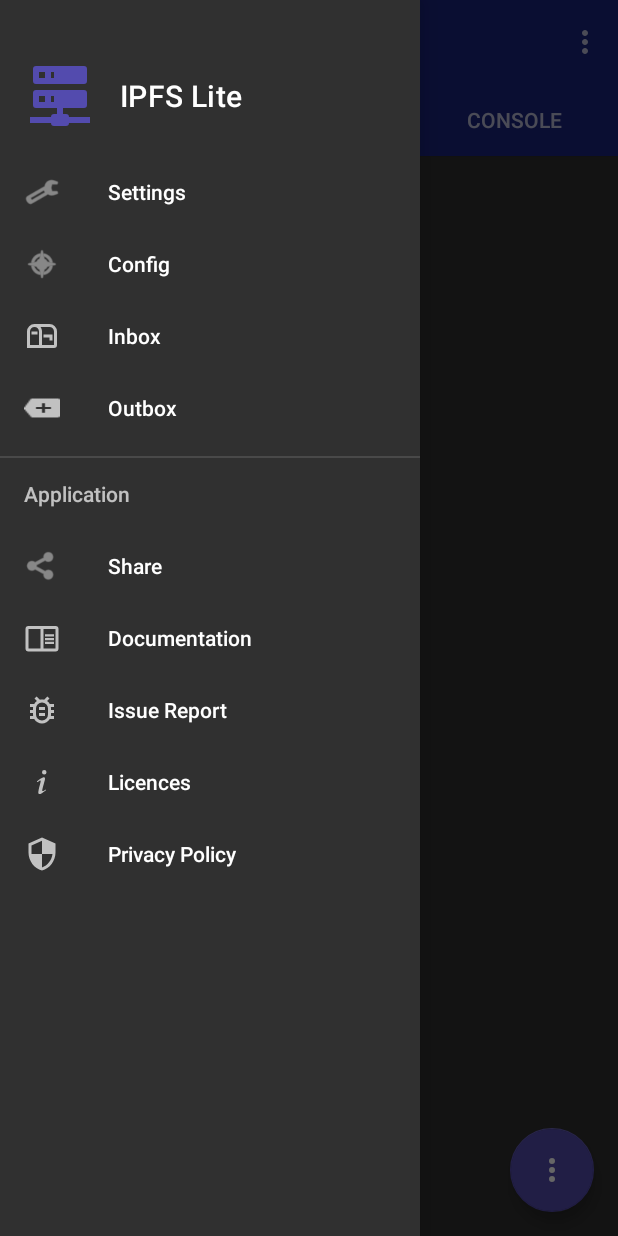
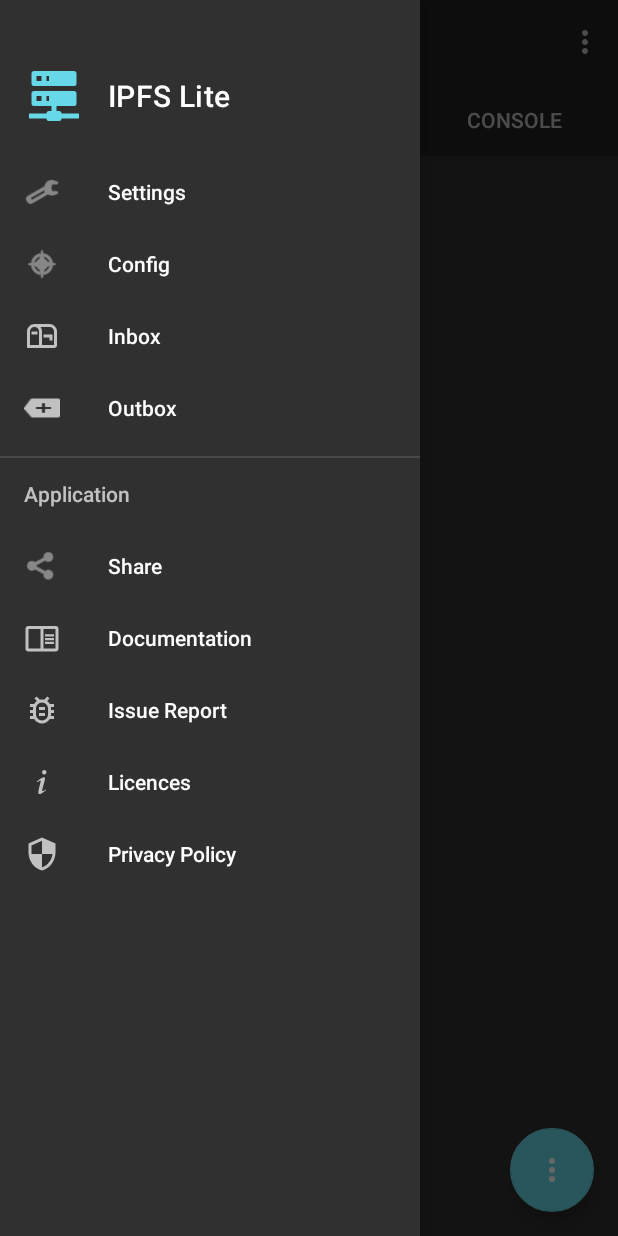
Before and after one commit to ufarooq/IPFSLite, an Android app: the screen it shows after launch (MainActivity), with the side drawer open, on a phone screen of 412 x 824 dp. Run offline under Robolectric (Android 15) with nearby library versions, the phone set to English and light mode, and no system bars; our stand-ins replace Room's generated code; libraries missing offline, so code that uses them is left out: com.google.zxing.integration, com.j256.simplemagic, de.psdev.licensesdialog, org.iota.jota, threads.core and 6 more; 31 statements that could not run were skipped.

Commit message:
Version 0.9.5
Signed-off-by: remmerw <remmer.wilts@gmail.com>

```diff
--- a/app/src/main/res/drawable/ic_launcher_foreground.xml
+++ b/app/src/main/res/drawable/app_image.xml
@@ -8,7 +8,7 @@
         android:translateX="15.272727"
         android:translateY="15.272727">
         <path
-            android:fillColor="#FFFFFF"
+            android:fillColor="#FFF"
             android:pathData="M13,18H14A1,1 0 0,1 15,19H22V21H15A1,1 0 0,1 14,22H10A1,1 0 0,1 9,21H2V19H9A1,1 0 0,1 10,18H11V16H4A1,1 0 0,1 3,15V11A1,1 0 0,1 4,10H20A1,1 0 0,1 21,11V15A1,1 0 0,1 20,16H13V18M4,2H20A1,1 0 0,1 21,3V7A1,1 0 0,1 20,8H4A1,1 0 0,1 3,7V3A1,1 0 0,1 4,2M9,6H10V4H9V6M9,14H10V12H9V14M5,4V6H7V4H5M5,12V14H7V12H5Z" />
     </group>
 </vector>
--- a/app/src/main/res/layout/nav_header_main.xml
+++ b/app/src/main/res/layout/nav_header_main.xml
@@ -10,8 +10,8 @@
 
     <ImageView
         android:id="@+id/app_image"
-        android:layout_width="48dp"
-        android:layout_height="48dp"
+        android:layout_width="40dp"
+        android:layout_height="40dp"
         android:layout_gravity="center|start"
         android:layout_marginStart="@dimen/fab_margin"
         app:srcCompat="@drawable/server_network"
--- a/app/src/main/res/mipmap-anydpi-v26/ic_launcher.xml
+++ b/app/src/main/res/mipmap-anydpi-v26/ic_launcher.xml
@@ -1,5 +1,5 @@
 <?xml version="1.0" encoding="utf-8"?>
 <adaptive-icon xmlns:android="http://schemas.android.com/apk/res/android">
-    <background android:drawable="@color/colorPrimary" />
-    <foreground android:drawable="@drawable/ic_launcher_foreground" />
+    <background android:drawable="@color/colorAccent" />
+    <foreground android:drawable="@drawable/app_image" />
 </adaptive-icon>
--- a/app/src/main/res/mipmap-anydpi-v26/ic_launcher_round.xml
+++ b/app/src/main/res/mipmap-anydpi-v26/ic_launcher_round.xml
@@ -1,5 +1,5 @@
 <?xml version="1.0" encoding="utf-8"?>
 <adaptive-icon xmlns:android="http://schemas.android.com/apk/res/android">
     <background android:drawable="@color/ic_launcher_background" />
-    <foreground android:drawable="@drawable/ic_launcher_foreground" />
+    <foreground android:drawable="@drawable/app_image" />
 </adaptive-icon>
--- a/app/src/main/res/values/colors.xml
+++ b/app/src/main/res/values/colors.xml
@@ -1,6 +1,6 @@
 <!--?xml version="1.0" encoding="UTF-8"?-->
 <resources>
-    <color name="colorPrimary">#1a237e</color>
-    <color name="colorAccent">#534bae</color>
-    <color name="colorPrimaryDark">#000051</color>
+    <color name="colorAccent">#67D8E8</color>
+    <color name="colorBackground">#FFFFFF</color>
+    <color name="colorForeground">#1a237e</color>
 </resources>
--- a/app/src/main/res/values/styles.xml
+++ b/app/src/main/res/values/styles.xml
@@ -1,8 +1,6 @@
 <resources>
 
     <style name="ThreadsTheme" parent="Theme.AppCompat.NoActionBar">
-        <item name="colorPrimary">@color/colorPrimary</item>
-        <item name="colorPrimaryDark">@color/colorPrimaryDark</item>
         <item name="colorAccent">@color/colorAccent</item>
     </style>
 
```
Also changed, not shown: app/src/main/res/layout/activity_login.xml (+5 -5 lines).
